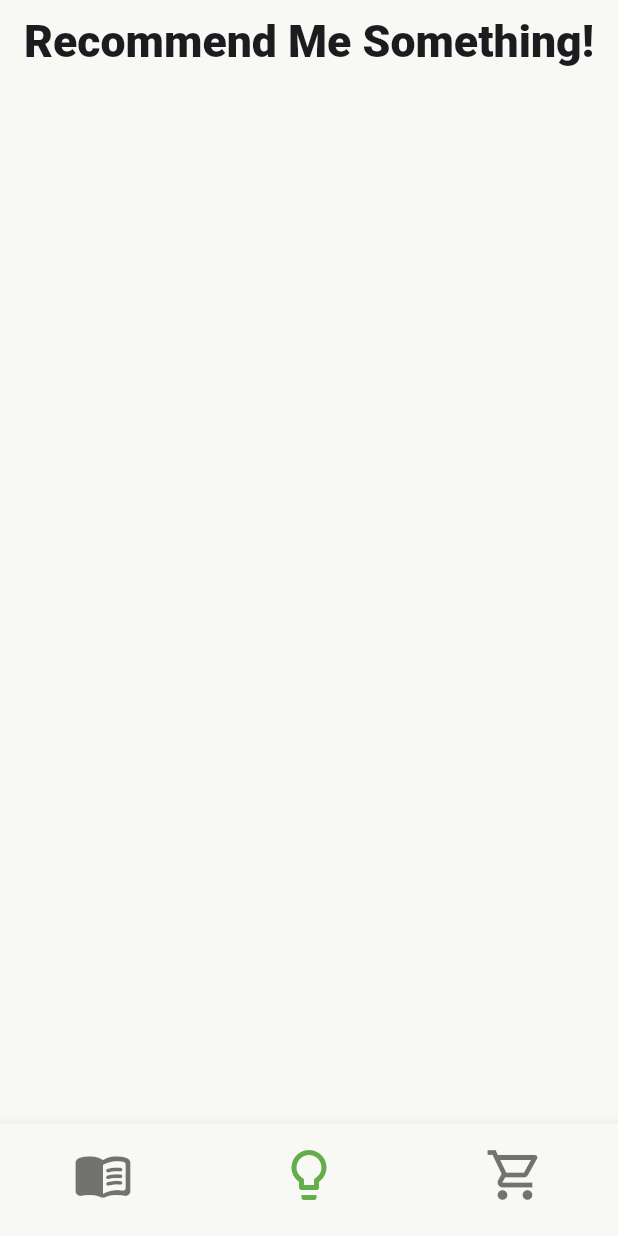
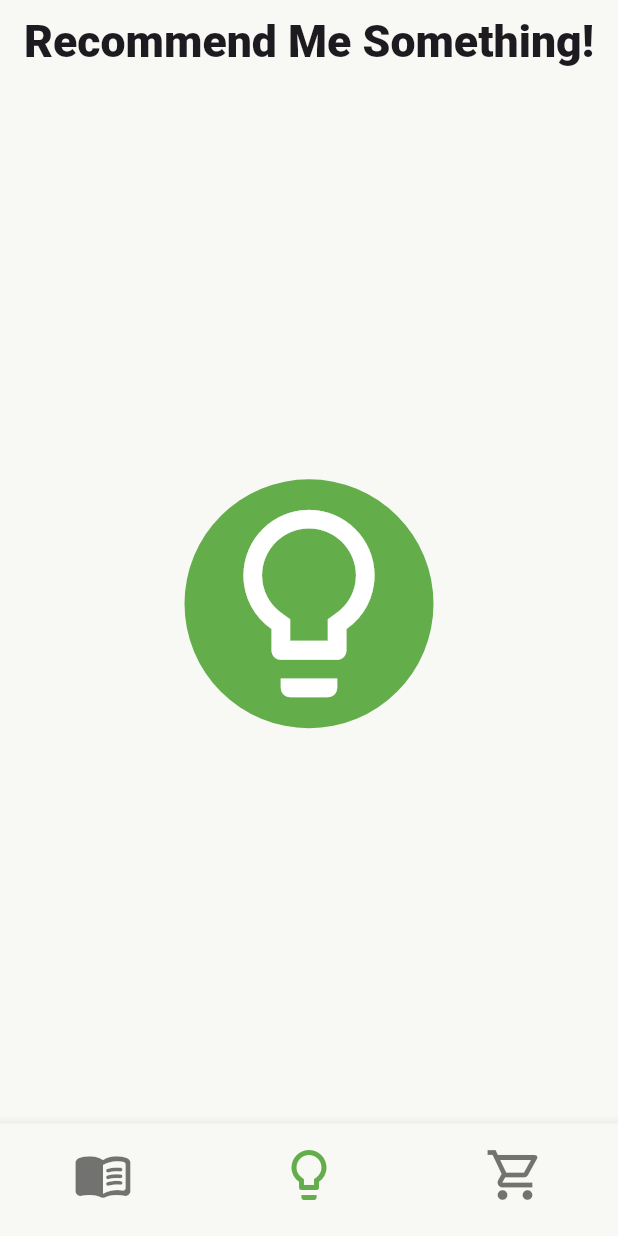
Before and after one commit to Jura17/dishdrop_app_projekt, a Flutter app: the screen it shows after launch, item 2 of the bottom bar chosen, on a phone screen of 412 x 824 dp. Run offline on Flutter 3.47's test engine with Material 3 defaults, Android fonts, the phone set to English and light mode, and no system bars.

Commit message:
feat: show Recommendation button on Recommendation screen and open up a random recipe by showing a recipeCard (for testing purposes)

```diff
--- a/lib/data/repositories/recipe_mock_data.dart
+++ b/lib/data/repositories/recipe_mock_data.dart
@@ -104,8 +104,8 @@ final List<Recipe> recipeData = [
       "Top toasted bread with tomato mixture and serve."
     ],
     ingredients: [
-      ListItem(amount: 1, unit: "baguette", description: ""),
-      ListItem(amount: 4, unit: "ripe tomatoes", description: ""),
+      ListItem(amount: 1, description: "baguette"),
+      ListItem(amount: 4, description: "ripe tomatoes"),
       ListItem(amount: 2, unit: "cloves", description: "garlic"),
       ListItem(description: "Fresh basil leaves"),
       ListItem(description: "Olive oil"),
@@ -166,7 +166,7 @@ final List<Recipe> recipeData = [
       ListItem(amount: 0.5, unit: "cup", description: "butter"),
       ListItem(amount: 1, unit: "cup", description: "sugar"),
       ListItem(amount: 0.33, unit: "cup", description: "cocoa powder"),
-      ListItem(amount: 2, unit: "eggs", description: ""),
+      ListItem(amount: 2, description: "eggs"),
       ListItem(amount: 1, unit: "tsp", description: "vanilla extract"),
       ListItem(amount: 0.5, unit: "cup", description: "flour"),
       ListItem(amount: 0.25, unit: "tsp", description: "salt"),
@@ -226,7 +226,7 @@ final List<Recipe> recipeData = [
       ListItem(amount: 4, unit: "cups", description: "mixed greens"),
       ListItem(
           amount: 0.5, unit: "cup", description: "cherry tomatoes, halved"),
-      ListItem(amount: 1, description: "sliced cucumber"),
+      ListItem(amount: 1, description: "cucumber, sliced"),
       ListItem(amount: 0.25, description: "red onion, thinly sliced"),
       ListItem(description: "Salad dressing of choice"),
     ],
@@ -255,7 +255,7 @@ final List<Recipe> recipeData = [
     ingredients: [
       ListItem(amount: 12, unit: "oz", description: "spaghetti"),
       ListItem(amount: 4, unit: "oz", description: "pancetta or bacon, diced"),
-      ListItem(amount: 2, unit: "large eggs", description: ""),
+      ListItem(amount: 2, description: "large eggs"),
       ListItem(
           amount: 0.5, unit: "cup", description: "Parmesan cheese, grated"),
       ListItem(amount: 0.25, unit: "tsp", description: "black pepper"),
@@ -288,8 +288,8 @@ final List<Recipe> recipeData = [
       ListItem(amount: 0.5, unit: "cup", description: "unsalted butter"),
       ListItem(amount: 6, unit: "oz", description: "dark chocolate"),
       ListItem(amount: 0.5, unit: "cup", description: "sugar"),
-      ListItem(amount: 2, unit: "large eggs", description: ""),
-      ListItem(amount: 2, unit: "egg yolks", description: ""),
+      ListItem(amount: 2, description: "large eggs"),
+      ListItem(amount: 2, description: "egg yolks"),
       ListItem(amount: 0.25, unit: "cup", description: "all-purpose flour"),
       ListItem(description: "Vanilla ice cream or berries for serving"),
     ],
@@ -344,8 +344,8 @@ final List<Recipe> recipeData = [
     ],
     ingredients: [
       ListItem(amount: 8, unit: "oz", description: "pasta"),
-      ListItem(amount: 1, description: "sliced zucchini"),
-      ListItem(amount: 1, unit: "bell pepper", description: "sliced"),
+      ListItem(amount: 1, description: "zucchini, sliced"),
+      ListItem(amount: 1, description: "bell pepper, sliced"),
       ListItem(amount: 1, unit: "cup", description: "cherry tomatoes, halved"),
       ListItem(amount: 2, unit: "tbsp", description: "olive oil"),
       ListItem(amount: 2, unit: "cloves", description: "garlic, minced"),
@@ -378,7 +378,7 @@ final List<Recipe> recipeData = [
     ingredients: [
       ListItem(amount: 1, unit: "block", description: "firm tofu"),
       ListItem(amount: 1, unit: "tbsp", description: "oil"),
-      ListItem(amount: 1, unit: "bell pepper", description: "sliced"),
+      ListItem(amount: 1, description: "bell pepper, sliced"),
       ListItem(amount: 1, unit: "cup", description: "broccoli florets"),
       ListItem(amount: 2, unit: "tbsp", description: "soy sauce"),
       ListItem(amount: 2, unit: "cloves", description: "garlic, minced"),
@@ -405,7 +405,7 @@ final List<Recipe> recipeData = [
       "Stir gently and garnish with mint sprigs and lime slices."
     ],
     ingredients: [
-      ListItem(amount: 10, unit: "fresh mint leaves", description: ""),
+      ListItem(amount: 10, description: "fresh mint leaves"),
       ListItem(amount: 1, unit: "tbsp", description: "sugar"),
       ListItem(description: "Juice of 1 lime"),
       ListItem(amount: 2, unit: "oz", description: "white rum"),
@@ -476,7 +476,7 @@ final List<Recipe> recipeData = [
       ListItem(amount: 2, unit: "cloves", description: "garlic, minced"),
       ListItem(amount: 1, unit: "inch piece", description: "ginger, grated"),
       ListItem(amount: 2, unit: "tbsp", description: "soy sauce"),
-      ListItem(amount: 2, unit: "eggs", description: "beaten"),
+      ListItem(amount: 2, description: "eggs, beaten"),
       ListItem(amount: 1, unit: "tbsp", description: "oil"),
       ListItem(description: "Green onions for garnish"),
     ],
@@ -506,7 +506,7 @@ final List<Recipe> recipeData = [
     ingredients: [
       ListItem(amount: 2, unit: "tbsp", description: "butter"),
       ListItem(amount: 1, unit: "tbsp", description: "olive oil"),
-      ListItem(amount: 0.5, unit: "onion", description: "diced"),
+      ListItem(amount: 0.5, description: "onion, diced"),
       ListItem(amount: 2, unit: "cloves", description: "garlic, minced"),
       ListItem(amount: 8, unit: "oz", description: "mushrooms, sliced"),
       ListItem(amount: 1, unit: "cup", description: "Arborio rice"),
@@ -543,7 +543,7 @@ final List<Recipe> recipeData = [
       ListItem(amount: 0.25, unit: "cup", description: "sugar"),
       ListItem(
           amount: 0.5, unit: "cup", description: "unsalted butter, softened"),
-      ListItem(amount: 2, unit: "large eggs", description: ""),
+      ListItem(amount: 2, description: "large eggs"),
       ListItem(amount: 1, unit: "cup", description: "sugar"),
       ListItem(amount: 2, unit: "tbsp", description: "flour"),
       ListItem(amount: 0.25, unit: "cup", description: "lemon juice"),
--- a/lib/dish_drop_app.dart
+++ b/lib/dish_drop_app.dart
@@ -22,7 +22,7 @@ class _DishDropAppState extends State<DishDropApp> {
     return Scaffold(
       body: [
         CategoriesScreen(db: widget.db),
-        RecommendationScreen(),
+        RecommendationScreen(db: widget.db),
         ShoppingListScreen(),
       ][activeIndex],
       bottomNavigationBar: BottomNavigationBar(
--- a/lib/ui/screens/recipe_details_screen/recipe_details_screen.dart
+++ b/lib/ui/screens/recipe_details_screen/recipe_details_screen.dart
@@ -146,8 +146,8 @@ class _RecipeDetailsScreenState extends State<RecipeDetailsScreen> {
         ),
       ),
       floatingActionButton: Row(
+        mainAxisSize: MainAxisSize.min,
         spacing: 10,
-        mainAxisAlignment: MainAxisAlignment.end,
         children: [
           CustomFilledIconButton(
             text: "Edit Recipe",
@@ -161,6 +161,7 @@ class _RecipeDetailsScreenState extends State<RecipeDetailsScreen> {
           ),
         ],
       ),
+      floatingActionButtonLocation: FloatingActionButtonLocation.endFloat,
     );
   }
 }
--- a/lib/ui/screens/recommendation_screen.dart
+++ b/lib/ui/screens/recommendation_screen.dart
@@ -1,7 +1,11 @@
+import 'package:dishdrop_app_projekt/data/repositories/mock_database.dart';
+import 'package:dishdrop_app_projekt/ui/widgets/recommendation_button.dart';
 import 'package:flutter/material.dart';
 
 class RecommendationScreen extends StatefulWidget {
-  const RecommendationScreen({super.key});
+  const RecommendationScreen({super.key, required this.db});
+
+  final MockDatabase db;
 
   @override
   State<RecommendationScreen> createState() => _RecommendationScreenState();
@@ -17,6 +21,12 @@ class _RecommendationScreenState extends State<RecommendationScreen> {
               style: Theme.of(context).textTheme.headlineLarge),
         ),
       ),
+      body: Center(
+        child: RecommendationButton(
+          db: widget.db,
+          allRecipes: widget.db.getAllRecipes(),
+        ),
+      ),
     );
   }
 }
--- /dev/null
+++ b/lib/ui/widgets/recommendation_button.dart
@@ -0,0 +1,36 @@
+import 'dart:math';
+
+import 'package:dishdrop_app_projekt/data/models/recipe.dart';
+import 'package:dishdrop_app_projekt/data/repositories/mock_database.dart';
+import 'package:dishdrop_app_projekt/ui/widgets/recommendation_card.dart';
+import 'package:flutter/material.dart';
+
+class RecommendationButton extends StatelessWidget {
+  const RecommendationButton(
+      {super.key, required this.allRecipes, required this.db});
+
+  final List<Recipe> allRecipes;
+  final MockDatabase db;
+
+  @override
+  Widget build(BuildContext context) {
+    return IconButton.filled(
+      onPressed: () {
+        int randomIndex = Random().nextInt(allRecipes.length);
+        Recipe randomRecipe = allRecipes[randomIndex];
+        showModalBottomSheet(
+          context: context,
+          builder: (BuildContext context) {
+            return RecommendationCard(recipe: randomRecipe, db: db);
+          },
+        );
+      },
+      icon: Icon(
+        Icons.lightbulb_outline_rounded,
+        size: 150,
+      ),
+      style:
+          IconButton.styleFrom(backgroundColor: Theme.of(context).primaryColor),
+    );
+  }
+}
```
Also changed, not shown: lib/ui/screens/categories_screen.dart (+5 -5 lines), lib/ui/screens/shopping_list_screen.dart (+2 -6 lines), lib/ui/widgets/recipe_card.dart (+7 -4 lines), lib/ui/widgets/recommendation_card.dart (added, +16 -0 lines).
